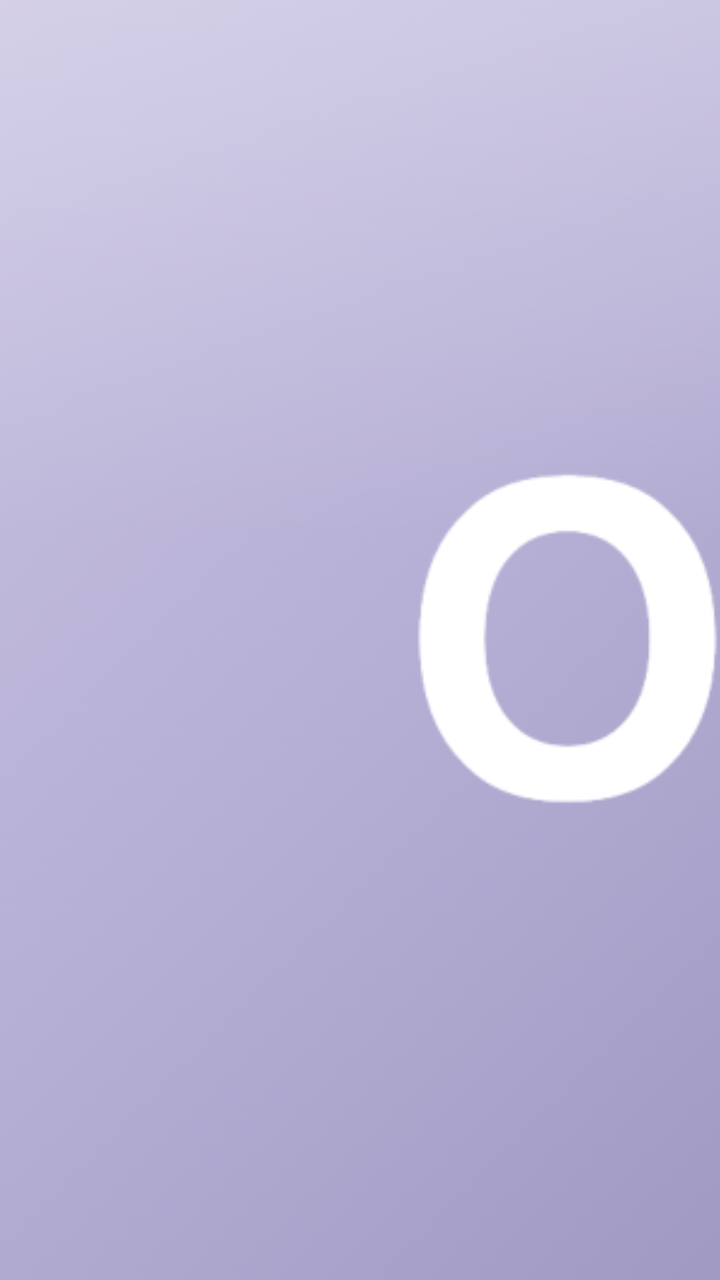
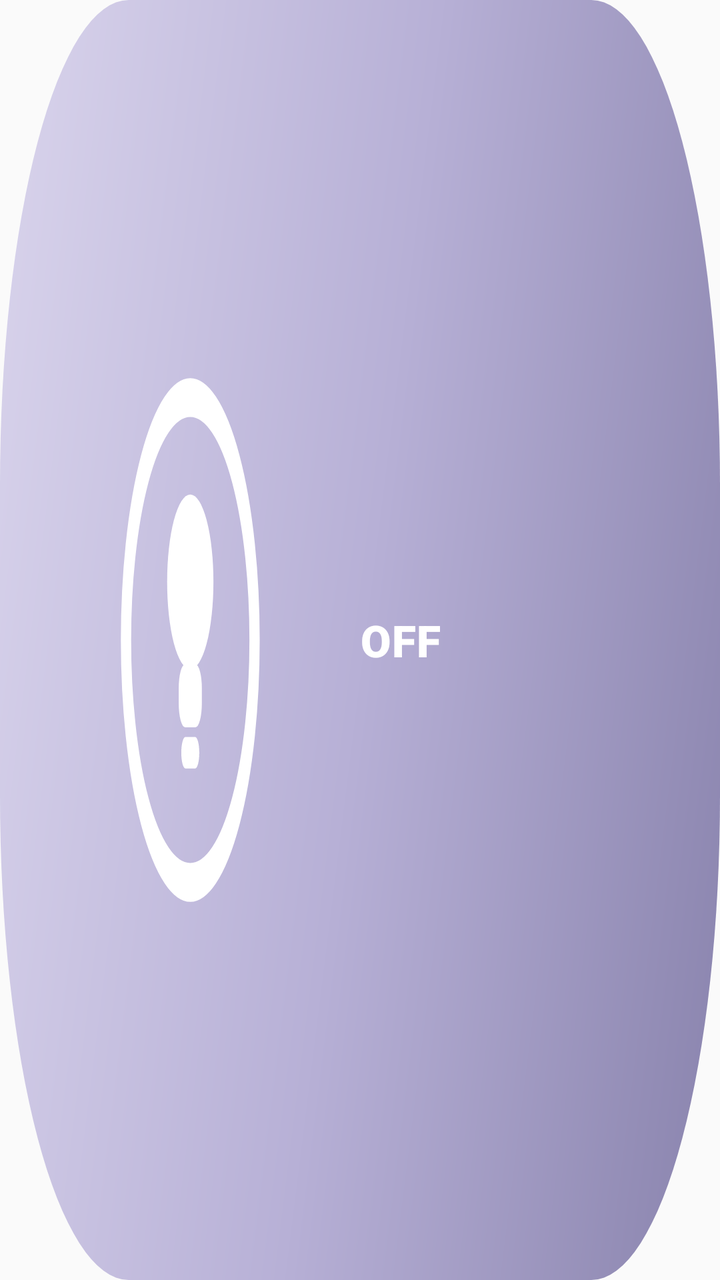

Screens rendered from an Android XML layout before and after an edit, with the pre-edit source and the edit as a unified diff.
<!-- AndroidManifest.xml: application theme Theme.PodSwitch -->
<!-- res/layout/widget_podswitch.xml -->
<?xml version="1.0" encoding="utf-8"?>
<ImageView xmlns:android="http://schemas.android.com/apk/res/android"
    android:id="@+id/widget_image"
    android:layout_width="match_parent"
    android:layout_height="match_parent"
    android:scaleType="centerCrop"
    android:src="@drawable/widget_off"
    android:contentDescription="@string/widget_toggle_desc" />
<!-- resources referenced by this layout -->
<resources>
  <!-- drawable widget_off: png bitmap (drawable-nodpi, 164233 bytes) -->
  <string name="widget_toggle_desc">Toggle PodSwitch on or off</string>
  <style name="Theme.PodSwitch" parent="android:Theme.Material.Light.NoActionBar" />
</resources>

<!-- the commit's change to res/layout/widget_podswitch.xml (unified diff, before → after) -->
@@ -1,8 +1,32 @@
 <?xml version="1.0" encoding="utf-8"?>
-<ImageView xmlns:android="http://schemas.android.com/apk/res/android"
-    android:id="@+id/widget_image"
+<LinearLayout xmlns:android="http://schemas.android.com/apk/res/android"
+    android:id="@+id/widget_root"
     android:layout_width="match_parent"
     android:layout_height="match_parent"
-    android:scaleType="centerCrop"
-    android:src="@drawable/widget_off"
-    android:contentDescription="@string/widget_toggle_desc" />
+    android:orientation="horizontal"
+    android:weightSum="1"
+    android:background="@drawable/widget_off"
+    android:contentDescription="@string/widget_toggle_desc">
+
+    
+    <Space
+        android:layout_width="0dp"
+        android:layout_height="match_parent"
+        android:layout_weight="0.5" />
+
+    <TextView
+        android:id="@+id/widget_state"
+        android:layout_width="0dp"
+        android:layout_height="match_parent"
+        android:layout_weight="0.5"
+        android:gravity="start|center_vertical"
+        android:text="@string/widget_state_off"
+        android:textAllCaps="true"
+        android:textColor="#FFFFFFFF"
+        android:textSize="22sp"
+        android:textStyle="bold"
+        android:fontFamily="sans-serif-black"
+        android:letterSpacing="0.02"
+        android:importantForAccessibility="no" />
+
+</LinearLayout>
<!-- resource entries referenced after the edit -->
@@ -1,6 +1,33 @@
 <!-- resources referenced by this layout -->
 <resources>
-  <!-- drawable widget_off: png bitmap (drawable-nodpi, 164233 bytes) -->
+  <!-- drawable widget_off (drawable) -->
+  <?xml version="1.0" encoding="utf-8"?>
+  <vector xmlns:android="http://schemas.android.com/apk/res/android"
+      xmlns:aapt="http://schemas.android.com/aapt"
+      android:width="280dp"
+      android:height="132dp"
+      android:viewportWidth="280"
+      android:viewportHeight="132">
+    <path android:pathData="M50,0 H230 A50,50 0 0 1 280,50 V82 A50,50 0 0 1 230,132 H50 A50,50 0 0 1 0,82 V50 A50,50 0 0 1 50,0 Z">
+      <aapt:attr name="android:fillColor">
+        <gradient
+            android:type="linear"
+            android:startX="0" android:startY="0"
+            android:endX="280" android:endY="132"
+            android:startColor="#D9D4EC"
+            android:centerColor="#B7B0D6"
+            android:centerX="0.5" android:centerY="0.5"
+            android:endColor="#8983AD"/>
+      </aapt:attr>
+    </path>
+    <group android:translateX="44" android:translateY="36" android:scaleX="2.5" android:scaleY="2.5">
+      <path android:pathData="M22,12 A10,10 0 1 1 2,12 A10,10 0 1 1 22,12 Z" android:fillColor="#00000000" android:strokeColor="#FFFFFF" android:strokeWidth="1.6"/>
+      <path android:pathData="M15.6,9.6 A3.6,3.6 0 1 1 8.4,9.6 A3.6,3.6 0 1 1 15.6,9.6 Z" android:fillColor="#FFFFFF"/>
+      <path android:pathData="M11.2,13 H12.799999999999999 A1,1 0 0 1 13.799999999999999,14 V14.6 A1,1 0 0 1 12.799999999999999,15.6 H11.2 A1,1 0 0 1 10.2,14.6 V14 A1,1 0 0 1 11.2,13 Z" android:fillColor="#FFFFFF"/>
+      <path android:pathData="M11.25,16 H12.749999999999998 A0.65,0.65 0 0 1 13.399999999999999,16.65 V16.650000000000002 A0.65,0.65 0 0 1 12.749999999999998,17.3 H11.25 A0.65,0.65 0 0 1 10.6,16.650000000000002 V16.65 A0.65,0.65 0 0 1 11.25,16 Z" android:fillColor="#FFFFFF"/>
+    </group>
+  </vector>
+  <string name="widget_state_off">Off</string>
   <string name="widget_toggle_desc">Toggle PodSwitch on or off</string>
   <style name="Theme.PodSwitch" parent="android:Theme.Material.Light.NoActionBar" />
 </resources>
